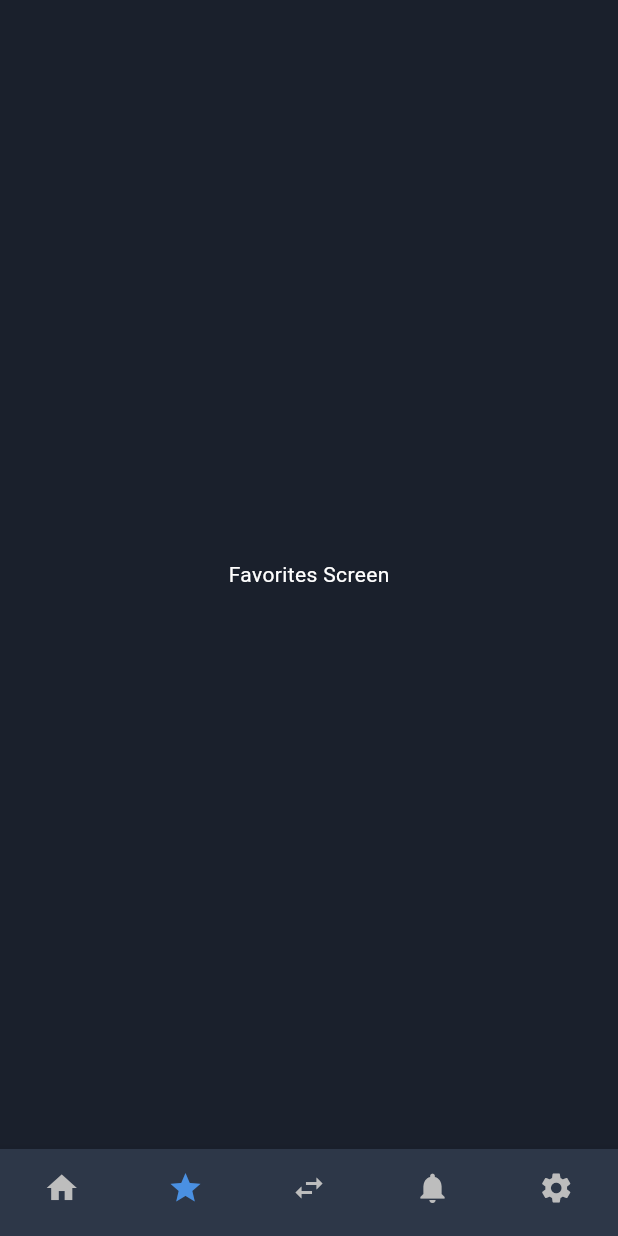
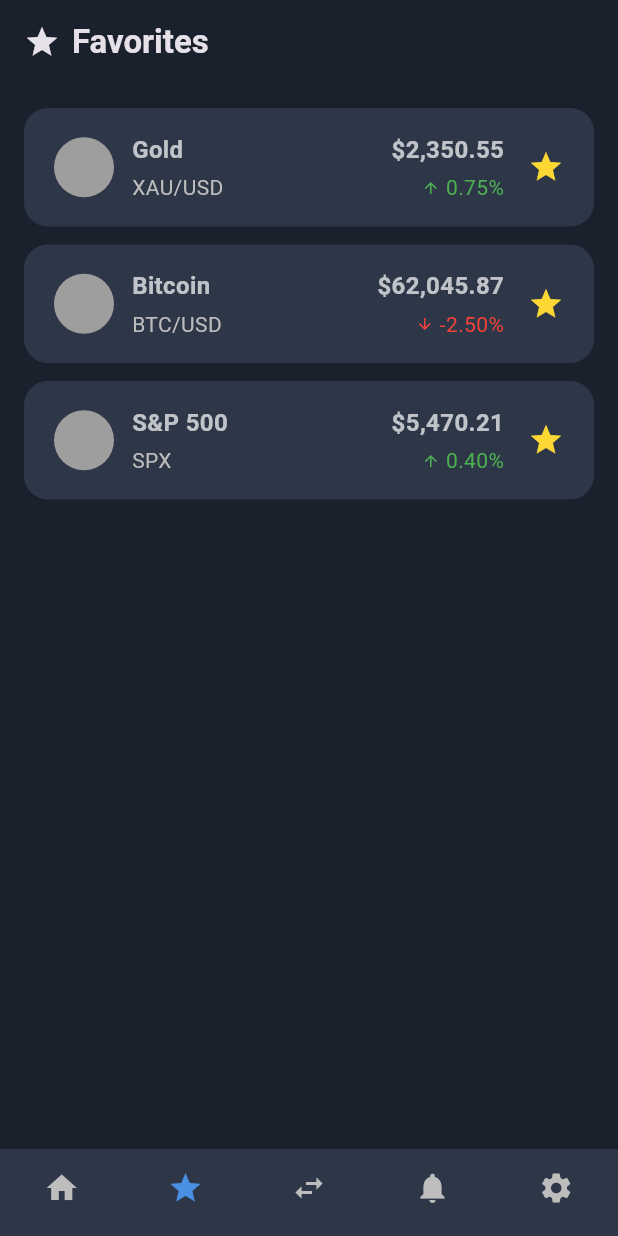
Before and after one commit to MuhammetEmirAydogan/Value_Flow_App, a Flutter app: the DashboardScreen screen opened directly, item 2 of the bottom bar chosen, on a phone screen of 412 x 824 dp. Run offline on Flutter 3.47's test engine with Material 3 defaults, Android fonts, the phone set to English and light mode, and no system bars.

Commit message:
feat(favorites): Create favorites screen and reusable asset list item

```diff
--- /dev/null
+++ b/lib/common/widgets/asset_list_item.dart
@@ -0,0 +1,81 @@
+// lib/common/widgets/asset_list_item.dart
+import 'package:flutter/material.dart';
+
+class AssetListItem extends StatelessWidget {
+  final String iconUrl; // Şimdilik kullanmayacağız ama ileride lazım olacak
+  final String name;
+  final String symbol;
+  final String price;
+  final double changePercentage;
+  final bool isFavorite;
+
+  const AssetListItem({
+    super.key,
+    this.iconUrl = '', // Varsayılan boş değer
+    required this.name,
+    required this.symbol,
+    required this.price,
+    required this.changePercentage,
+    this.isFavorite = false,
+  });
+
+  @override
+  Widget build(BuildContext context) {
+    // Yüzdelik değişim için renk belirleme
+    final Color changeColor = changePercentage >= 0 ? Colors.green : Colors.red;
+    final IconData changeIcon = changePercentage >= 0 ? Icons.arrow_upward : Icons.arrow_downward;
+
+    return Container(
+      padding: const EdgeInsets.symmetric(vertical: 16.0, horizontal: 20.0),
+      decoration: BoxDecoration(
+        color: const Color(0xFF2D3748),
+        borderRadius: BorderRadius.circular(16.0),
+      ),
+      child: Row(
+        children: [
+          // Varlık ikonu (şimdilik placeholder)
+          const CircleAvatar(
+            radius: 20,
+            backgroundColor: Colors.grey,
+            // child: Image.network(iconUrl), // Gerçek ikonlar geldiğinde
+          ),
+          const SizedBox(width: 12),
+          // Varlık Adı ve Sembolü
+          Column(
+            crossAxisAlignment: CrossAxisAlignment.start,
+            children: [
+              Text(name, style: const TextStyle(fontSize: 16, fontWeight: FontWeight.bold)),
+              const SizedBox(height: 4),
+              Text(symbol, style: TextStyle(color: Colors.grey[400])),
+            ],
+          ),
+          const Spacer(),
+          // Fiyat ve Değişim
+          Column(
+            crossAxisAlignment: CrossAxisAlignment.end,
+            children: [
+              Text(price, style: const TextStyle(fontSize: 16, fontWeight: FontWeight.bold)),
+              const SizedBox(height: 4),
+              Row(
+                children: [
+                  Icon(changeIcon, color: changeColor, size: 12),
+                  const SizedBox(width: 4),
+                  Text(
+                    '${changePercentage.toStringAsFixed(2)}%',
+                    style: TextStyle(color: changeColor),
+                  ),
+                ],
+              ),
+            ],
+          ),
+          const SizedBox(width: 16),
+          // Favori ikonu
+          Icon(
+            isFavorite ? Icons.star : Icons.star_border,
+            color: isFavorite ? Colors.yellow[600] : Colors.grey[400],
+          ),
+        ],
+      ),
+    );
+  }
+}
--- a/lib/features/dashboard/screens/dashboard_screen.dart
+++ b/lib/features/dashboard/screens/dashboard_screen.dart
@@ -1,6 +1,7 @@
 // lib/features/dashboard/screens/dashboard_screen.dart
 import 'package:flutter/material.dart';
-import 'package:value_flow/features/home/screens/home_screen.dart'; // Birazdan oluşturacağız
+import 'package:value_flow/features/home/screens/home_screen.dart';
+import 'package:value_flow/features/favorites/screens/favorites_screen.dart';
 
 class DashboardScreen extends StatefulWidget {
   const DashboardScreen({super.key});
@@ -10,19 +11,16 @@
 }
 
 class _DashboardScreenState extends State<DashboardScreen> {
-  // Hangi sekmenin seçili olduğunu takip eden değişken
   int _selectedIndex = 0;
 
-  // Alt menüdeki sekmelere karşılık gelen ekranların listesi
   static final List<Widget> _widgetOptions = <Widget>[
-    const HomeScreen(), // Ana Sayfa
-    const Text('Favorites Screen', style: TextStyle(color: Colors.white)), // Favoriler (Şimdilik boş)
-    const Text('Converter Screen', style: TextStyle(color: Colors.white)), // Dönüştürücü (Şimdilik boş)
-    const Text('Alerts Screen', style: TextStyle(color: Colors.white)),    // Alarmlar (Şimdilik boş)
-    const Text('Settings Screen', style: TextStyle(color: Colors.white)),  // Ayarlar (Şimdilik boş)
+    const HomeScreen(),
+    const FavoritesScreen(), // ESKİ Text() YERİNE ARTIK BU EKRAN GÖSTERİLİYOR
+    const Text('Converter Screen', style: TextStyle(color: Colors.white)),
+    const Text('Alerts Screen', style: TextStyle(color: Colors.white)),
+    const Text('Settings Screen', style: TextStyle(color: Colors.white)),
   ];
 
-  // Bir sekmeye tıklandığında bu fonksiyon çalışır
   void _onItemTapped(int index) {
     setState(() {
       _selectedIndex = index;
@@ -45,12 +43,11 @@
         ],
         currentIndex: _selectedIndex,
         onTap: _onItemTapped,
-        // Tema Ayarları
-        type: BottomNavigationBarType.fixed, // 4'ten fazla item için bu gerekli
-        backgroundColor: const Color(0xFF2D3748), // Menü arkaplanı
-        selectedItemColor: Theme.of(context).primaryColor, // Seçili ikon rengi
-        unselectedItemColor: Colors.grey[400], // Seçili olmayan ikon rengi
-        showUnselectedLabels: false, // Seçili olmayan etiketleri gizle
+        type: BottomNavigationBarType.fixed,
+        backgroundColor: const Color(0xFF2D3748),
+        selectedItemColor: Theme.of(context).primaryColor,
+        unselectedItemColor: Colors.grey[400],
+        showUnselectedLabels: false,
         showSelectedLabels: false,
       ),
     );
--- /dev/null
+++ b/lib/features/favorites/screens/favorites_screen.dart
@@ -0,0 +1,54 @@
+// lib/features/favorites/screens/favorites_screen.dart
+import 'package:flutter/material.dart';
+import 'package:value_flow/common/widgets/asset_list_item.dart';
+
+class FavoritesScreen extends StatelessWidget {
+  const FavoritesScreen({super.key});
+
+  @override
+  Widget build(BuildContext context) {
+    return Scaffold(
+      appBar: AppBar(
+        title: Row(
+          children: const [
+            Icon(Icons.star),
+            SizedBox(width: 8),
+            Text('Favorites'),
+          ],
+        ),
+      ),
+      body: Padding(
+        padding: const EdgeInsets.all(16.0),
+        // Gerçek veriler geldiğinde ListView.builder kullanacağız
+        child: ListView(
+          children: const [
+            // Mock Data - Tasarımdaki gibi sahte verilerle dolduruyoruz
+            AssetListItem(
+              name: 'Gold',
+              symbol: 'XAU/USD',
+              price: '\$2,350.55',
+              changePercentage: 0.75,
+              isFavorite: true,
+            ),
+            SizedBox(height: 12),
+            AssetListItem(
+              name: 'Bitcoin',
+              symbol: 'BTC/USD',
+              price: '\$62,045.87',
+              changePercentage: -2.5,
+              isFavorite: true,
+            ),
+            SizedBox(height: 12),
+            AssetListItem(
+              name: 'S&P 500',
+              symbol: 'SPX',
+              price: '\$5,470.21',
+              changePercentage: 0.4,
+              isFavorite: true,
+            ),
+          ],
+        ),
+      ),
+    );
+  }
+}
```
